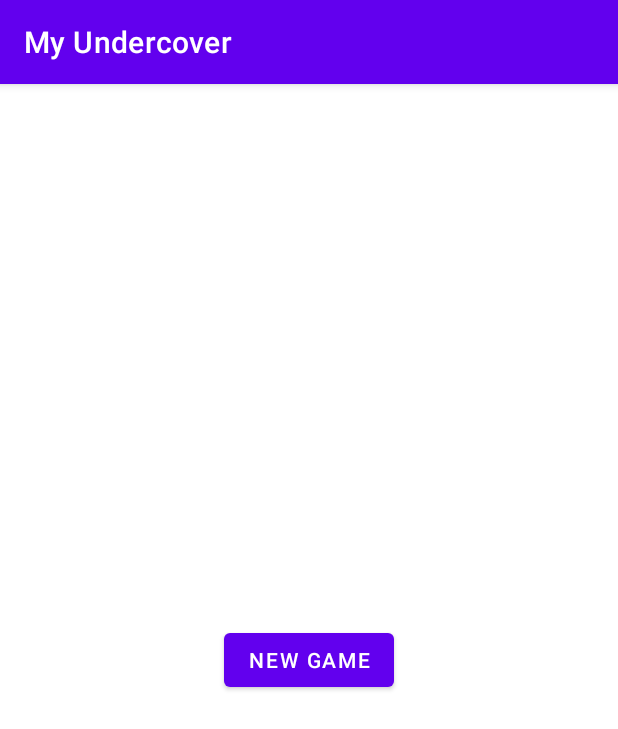
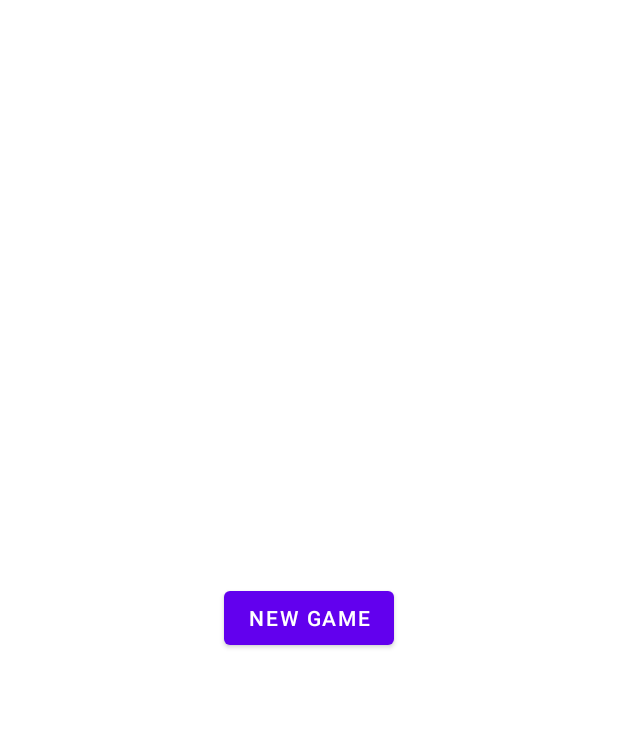
Before and after one commit to JeanBourgarel/undercover-game, an Android app: the screen it shows after launch (MainActivity), on a phone screen of 412 x 824 dp. Shown: the top 729 px of the screen. Run offline under Robolectric (Android 15) with nearby library versions, the light colour scheme and no system bars; libraries missing offline, so code that uses them is left out: io.uniflow.android, splitties.views.onClick; 3 statements that could not run were skipped.

Commit message:
removed action bar

```diff
--- a/app/src/main/res/values-night/themes.xml
+++ b/app/src/main/res/values-night/themes.xml
@@ -12,5 +12,8 @@
         <!-- Status bar color. -->
         <item name="android:statusBarColor" tools:targetApi="l">?attr/colorPrimaryVariant</item>
         <!-- Customize your theme here. -->
+        <item name="windowActionBar">false</item>
+        <item name="windowNoTitle">true</item>
+        <item name="android:windowFullscreen">true</item>
     </style>
 </resources>
--- a/app/src/main/res/values/themes.xml
+++ b/app/src/main/res/values/themes.xml
@@ -12,5 +12,8 @@
         <!-- Status bar color. -->
         <item name="android:statusBarColor" tools:targetApi="l">?attr/colorPrimaryVariant</item>
         <!-- Customize your theme here. -->
+        <item name="windowActionBar">false</item>
+        <item name="windowNoTitle">true</item>
+        <item name="android:windowFullscreen">true</item>
     </style>
 </resources>
```
Also changed, not shown: app/src/main/res/values/style.xml (added, +8 -0 lines).
